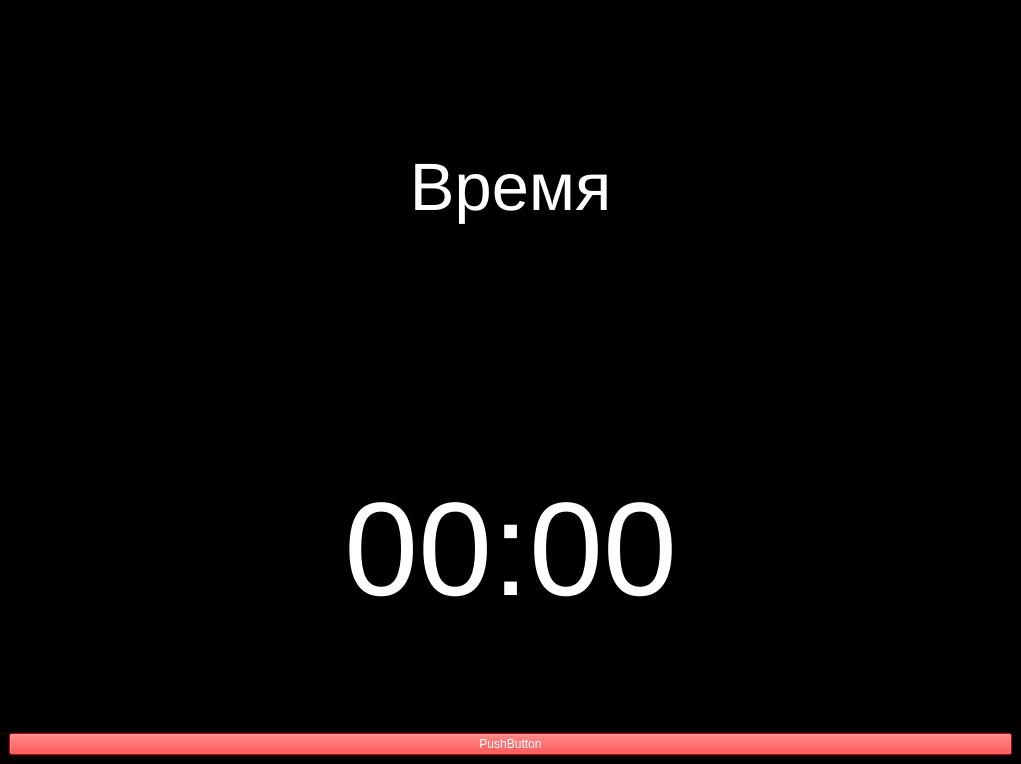
Before: the Qt Designer form ui_files/scoreborde_user.ui in Vanovango/Scoreboard_ProfiRu, drawn with Qt 5.
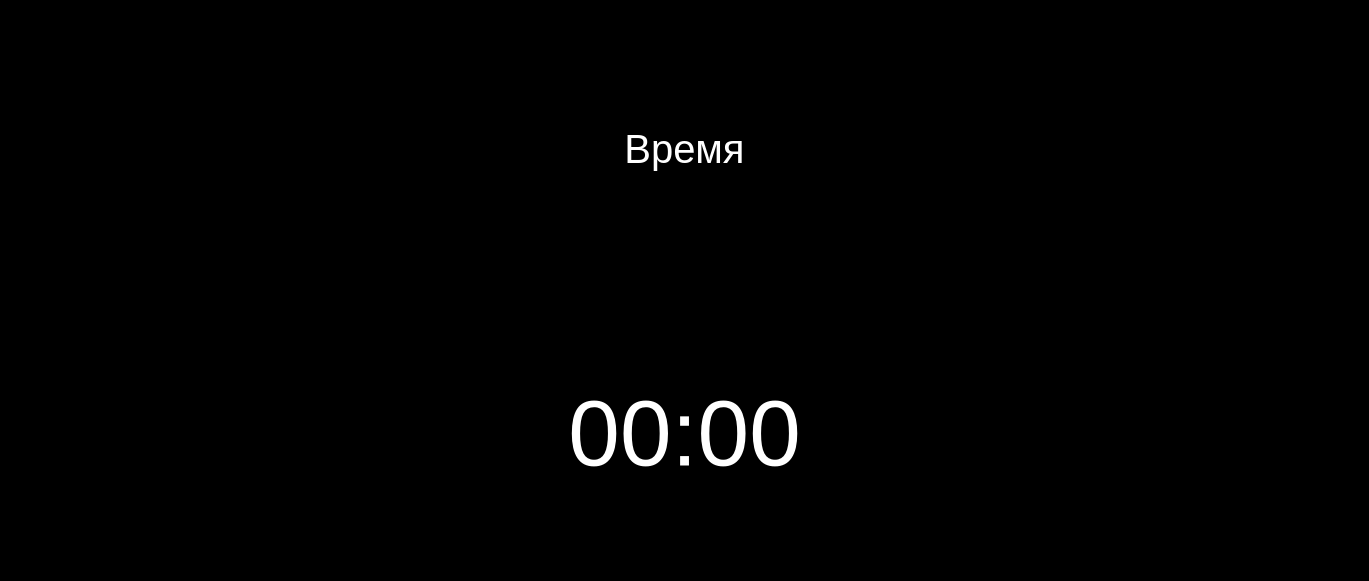
After: the same form once the commit is applied.

```diff
--- a/ui_files/scoreborde_user.ui
+++ b/ui_files/scoreborde_user.ui
@@ -6,8 +6,8 @@
    <rect>
     <x>0</x>
     <y>0</y>
-    <width>1021</width>
-    <height>764</height>
+    <width>1369</width>
+    <height>581</height>
    </rect>
   </property>
   <property name="windowTitle">
@@ -27,7 +27,7 @@
        <widget class="QLabel" name="label_title_time">
         <property name="font">
          <font>
-          <pointsize>50</pointsize>
+          <pointsize>30</pointsize>
          </font>
         </property>
         <property name="styleSheet">
@@ -51,7 +51,7 @@
         </property>
         <property name="font">
          <font>
-          <pointsize>100</pointsize>
+          <pointsize>70</pointsize>
          </font>
         </property>
         <property name="layoutDirection">
@@ -79,17 +79,6 @@
         </property>
        </widget>
       </item>
-      <item>
-       <widget class="QPushButton" name="pushButton">
-        <property name="styleSheet">
-         <string notr="true">background-color: rgb(255, 0, 0);
-color: rgb(255, 255, 255);</string>
-        </property>
-        <property name="text">
-         <string>PushButton</string>
-        </property>
-       </widget>
-      </item>
      </layout>
     </item>
     <item>
```
